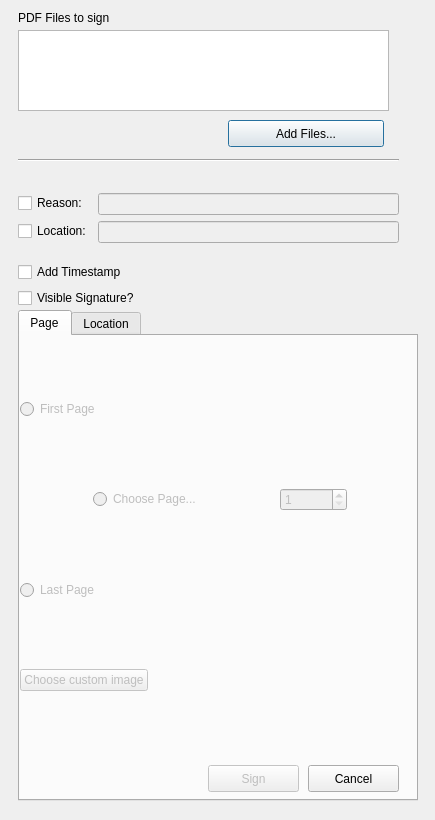
First picture: the form in pteid-mw-pt/_src/eidmw/eidgui/PDFSignWindow.ui, repository amagovpt/autenticacao.gov, before the edit.
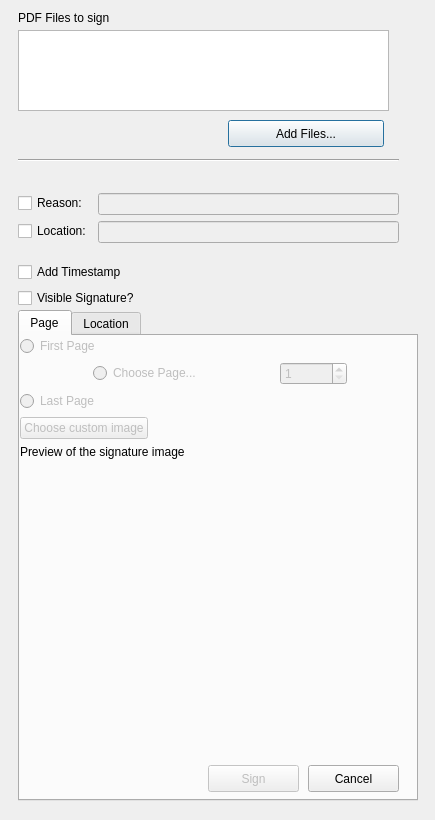
Second picture: the form after the edit. Custom widgets are drawn as their Qt base class.

Commit message: Add title for the signature preview section

Patch:
```diff
--- a/pteid-mw-pt/_src/eidmw/eidgui/PDFSignWindow.ui
+++ b/pteid-mw-pt/_src/eidmw/eidgui/PDFSignWindow.ui
@@ -201,6 +201,22 @@
             </property>
            </widget>
           </item>
+          <item>
+          <widget class="QLabel" name="label_signature_preview">
+           <property name="sizePolicy">
+            <sizepolicy hsizetype="Preferred" vsizetype="Preferred">
+             <horstretch>0</horstretch>
+             <verstretch>0</verstretch>
+            </sizepolicy>
+           </property>
+           <property name="text">
+            <string>Preview of the signature image</string>
+           </property>
+           <property name="alignment">
+            <set>Qt::AlignLeading</set>
+           </property>
+          </widget>
+          </item>
         </layout>
         </widget>
        </widget>
```
